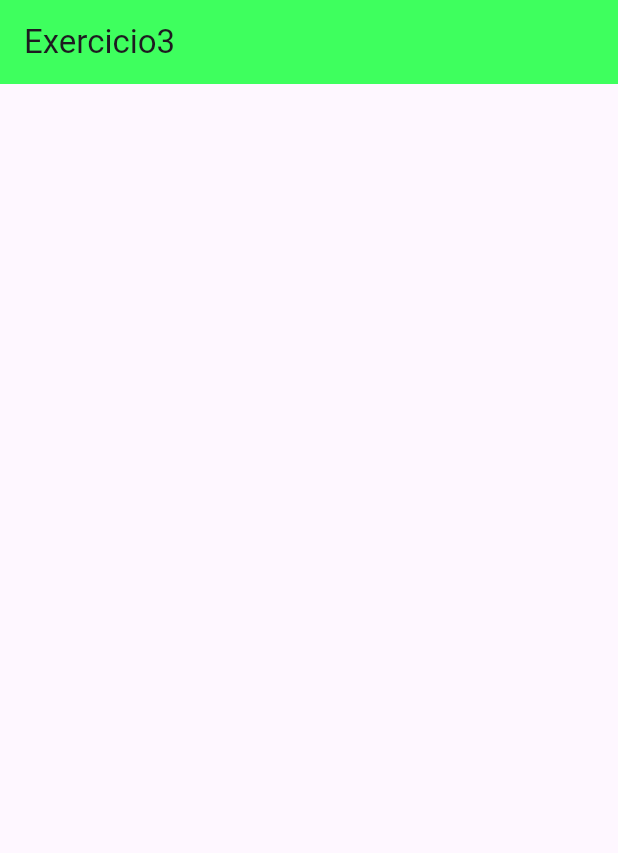
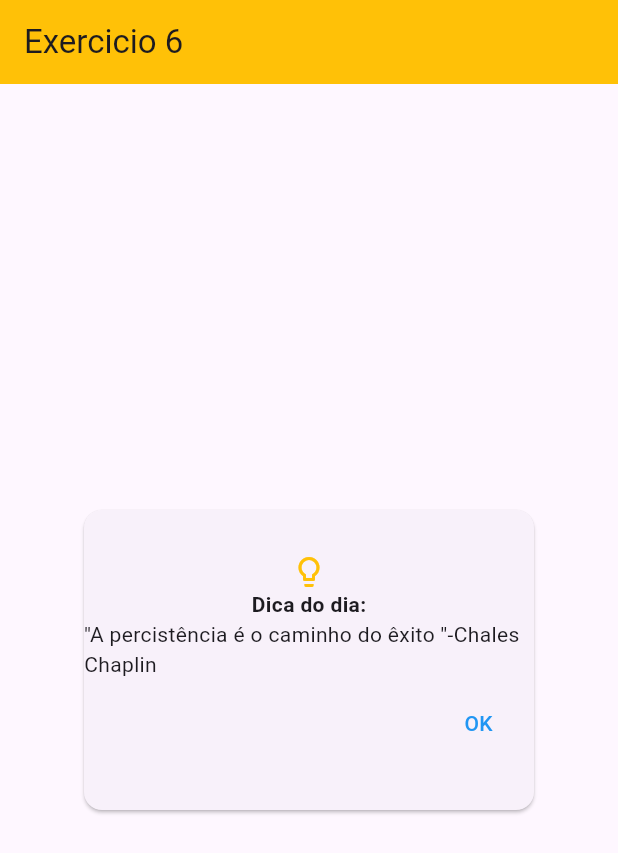
Before and after one commit to MarioJunior01/aulas-dispositivos-moveis, a Flutter app: the screen it shows after launch, on a phone screen of 412 x 824 dp. Shown: the top 853 px of the screen. Run offline on Flutter 3.47's test engine with Material 3 defaults, Android fonts, the phone set to English and light mode, and no system bars.

Commit message:
Lista terminada

```diff
--- /dev/null
+++ b/listaexercicios2/lib/Exercicio6.dart
@@ -0,0 +1,44 @@
+import 'package:flutter/material.dart';
+
+class Exercicio6 extends StatelessWidget {
+  const Exercicio6({super.key});
+
+  @override
+  Widget build(BuildContext context) {
+    return Scaffold(
+      appBar: AppBar(title: Text("Exercicio 6"), backgroundColor: Colors.amber),
+      body: Center(
+        child: Card(
+          child: SizedBox(
+            height: 200,
+            width: 300,
+            child: Column(
+              mainAxisAlignment: MainAxisAlignment.center,
+              children: [
+                Icon(Icons.lightbulb_outline_rounded, color: Colors.amber),
+                Text(
+                  "Dica do dia:",
+                  style: TextStyle(fontWeight: FontWeight.bold),
+                ),
+                Text("''A percistência é o caminho do êxito ''-Chales Chaplin"),
+
+                Padding(
+                  padding: const EdgeInsets.all(5.0),
+                  child: Row(
+                    mainAxisAlignment: MainAxisAlignment.end,
+                    children: [
+                      TextButton(
+                        onPressed: () => "",
+                        child: Text("OK", style: TextStyle(color: Colors.blue)),
+                      ),
+                    ],
+                  ),
+                ),
+              ],
+            ),
+          ),
+        ),
+      ),
+    );
+  }
+}
--- a/listaexercicios2/lib/main.dart
+++ b/listaexercicios2/lib/main.dart
@@ -1,7 +1,9 @@
 import 'package:flutter/material.dart';
 import 'package:listaexercicios2/Exercicio1.dart';
-import 'package:listaexercicios2/Exercicio2.dart';
 import 'package:listaexercicios2/Exercicio3.dart';
+import 'package:listaexercicios2/Exercicio4.dart';
+import 'package:listaexercicios2/Exercicio5.dart';
+import 'package:listaexercicios2/Exercicio6.dart';
 
 void main() {
   runApp(const MyApp());
@@ -16,25 +18,9 @@ class MyApp extends StatelessWidget {
     return MaterialApp(
       title: 'Flutter Demo',
       theme: ThemeData(
-        // This is the theme of your application.
-        //
-        // TRY THIS: Try running your application with "flutter run". You'll see
-        // the application has a purple toolbar. Then, without quitting the app,
-        // try changing the seedColor in the colorScheme below to Colors.green
-        // and then invoke "hot reload" (save your changes or press the "hot
-        // reload" button in a Flutter-supported IDE, or press "r" if you used
-        // the command line to start the app).
-        //
-        // Notice that the counter didn't reset back to zero; the application
-        // state is not lost during the reload. To reset the state, use hot
-        // restart instead.
-        //
-        // This works for code too, not just values: Most code changes can be
-        // tested with just a hot reload.
         colorScheme: ColorScheme.fromSeed(seedColor: Colors.deepPurple),
-
       ),
-      home: const Exercicio3(),
+      home: Exercicio6(),
       debugShowCheckedModeBanner: false,
     );
   }
```
Also changed, not shown: listaexercicios2/lib/Exercicio3.dart (+21 -6 lines), listaexercicios2/lib/Exercicio4.dart (added, +54 -0 lines), listaexercicios2/lib/Exercicio5.dart (added, +52 -0 lines).
